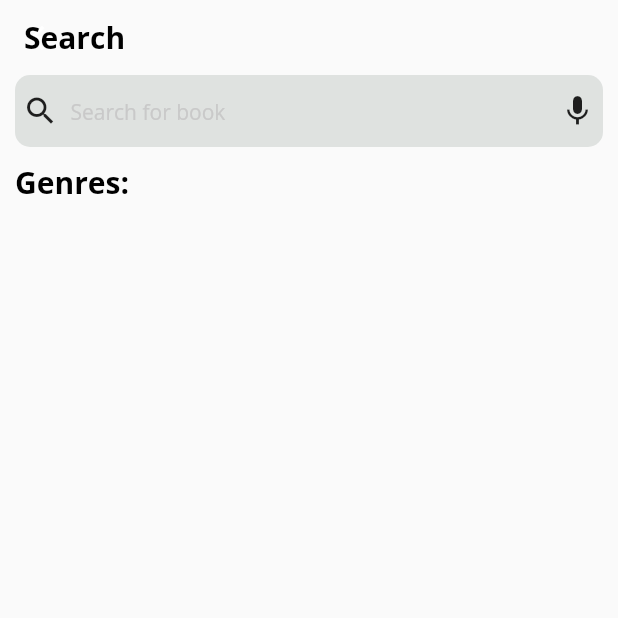
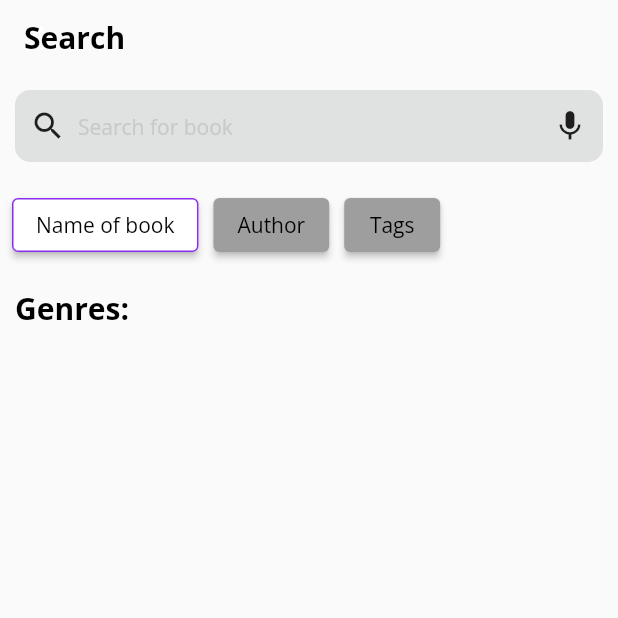
Before and after one commit to nhudang1511/e_book_app, a Flutter app: the SearchScreen screen opened by its route, on a phone screen of 412 x 824 dp, the top half of it. Run offline on Flutter 3.47's test engine with Material 2 defaults, Android fonts, the phone set to English and light mode, and no system bars; our stand-ins replace bloc, carousel_slider, cloud_firestore, equatable, firebase_core, flutter_bloc; accounts and stored records are empty.

Commit message:
finish search

```diff
--- /dev/null
+++ b/lib/screen/search/components/list_category_in_search.dart
@@ -0,0 +1,47 @@
+import 'package:flutter/material.dart';
+import 'package:flutter_bloc/flutter_bloc.dart';
+
+import '../../../blocs/category/category_bloc.dart';
+import '../../../widget/category_items/category_card.dart';
+import '../../../widget/widget.dart';
+
+class ListCategoryInSearch extends StatelessWidget {
+  const ListCategoryInSearch({
+    super.key,
+  });
+
+  @override
+  Widget build(BuildContext context) {
+    return Column(
+      children: [
+        SizedBox(height: 10),
+        SectionTitle(title: 'Genres: '),
+        BlocBuilder<CategoryBloc, CategoryState>(
+          builder: (context, state) {
+            if(state is CategoryLoading){
+              return Center(child: CircularProgressIndicator());
+            }
+            if(state is CategoryLoaded){
+              return Expanded(
+                child: GridView.count(
+                  crossAxisSpacing: 10,
+                  mainAxisSpacing: 10,
+                  padding: EdgeInsets.symmetric(vertical: 20, horizontal: 10),
+                  // Create a grid with 2 columns. If you change the scrollDirection to
+                  // horizontal, this produces 2 rows.
+                  crossAxisCount: 2,
+                  // Generate 100 widgets that display their index in the List.
+                  children: List.generate(state.categories.length, (index) {
+                    return CategoryCard(category: state.categories[index]);
+                  }),
+                ),
+              );
+            }
+            else{
+              return Text('Something went wrong');
+            }},
+        ),
+      ],
+    );
+  }
+}
--- a/lib/screen/search/search_screen.dart
+++ b/lib/screen/search/search_screen.dart
@@ -1,10 +1,10 @@
 import 'package:e_book_app/model/models.dart';
-import 'package:e_book_app/widget/category_items/category_card.dart';
+import 'package:e_book_app/widget/book_items/list_book_main.dart';
 import 'package:flutter/material.dart';
 import 'package:flutter_bloc/flutter_bloc.dart';
-
 import '../../blocs/blocs.dart';
 import '../../widget/widget.dart';
+import 'components/list_category_in_search.dart';
 
 class SearchScreen extends StatefulWidget {
   const SearchScreen({super.key});
@@ -22,82 +22,115 @@ class SearchScreen extends StatefulWidget {
 }
 
 class _SearchScreenState extends State<SearchScreen> {
+  String _searchText = "";
+  String _selectedSearchOption = "Name of book"; // Default search option
+  bool _hasSearched = false;
+  void _onSearchTextChanged(String newText) {
+    setState(() {
+      _searchText = newText;
+      _hasSearched = false;
+    });
+  }
+  List<Book> _performSearch(List<Book> books, List<Author> authors) {
+    List<Book> results = [];
+    if (_searchText.isEmpty) {
+      return results;
+    }
+    if (_selectedSearchOption == "Name of book") {
+      results = books
+          .where((book) => book.title.toLowerCase().contains(_searchText.toLowerCase()))
+          .toList();
+    }
+    else if (_selectedSearchOption == "Author") {
+      results = books
+          .where((book) {
+        // Tìm tác giả dựa trên fullName
+        Author? author = authors.firstWhere(
+                (author) => author.id.toLowerCase() == book.authodId.toLowerCase());
+        return author.fullName.toLowerCase().contains(_searchText.toLowerCase());
+      })
+          .toList();
+    }
+    else if (_selectedSearchOption == "Tags") {
+      results = books
+          .where((book) => book.categoryId.contains(_searchText.toLowerCase()))
+          .toList();
+    }
+    _hasSearched = true;
+    return results;
+  }
+
   @override
   Widget build(BuildContext context) {
     return Scaffold(
       appBar: CustomAppBar(title: 'Search'),
-      //bottomNavigationBar: CustomNavBar(initialIndex: 1,),
       body: Column(
-        children: [
-          SearchAnchor(
-            builder: (BuildContext context, SearchController controller) {
-              return Padding(
-                padding: const EdgeInsets.symmetric(horizontal: 10),
+        children: <Widget>[
+          Padding(
+            padding: const EdgeInsets.all(10.0),
             child: Container(
               decoration: BoxDecoration(
                   borderRadius: BorderRadius.circular(10.0),
-                    color: Color(0xFFDFE2E0)
-                    //border: Border.all(color: Colors.grey), // Đổi màu viền nếu cần
-                  ),
-                  padding: EdgeInsets.symmetric(horizontal: 5),
+                  color: Color(0xFFDFE2E0)),
+              child: Padding(
+                padding: const EdgeInsets.symmetric(horizontal: 10),
                 child: Row(
                   children: [
                     Icon(Icons.search),
                     SizedBox(width: 8.0),
                     Expanded(
                       child: TextField(
-                          controller: controller,
-                          onTap: () {
-                            controller.openView();
-                          },
+                        onChanged: _onSearchTextChanged,
                         decoration: InputDecoration(
                           border: InputBorder.none,
                           hintText: 'Search for book',
-                            hintStyle: Theme.of(context).textTheme.titleLarge!.copyWith(color: Color(0xFFC9C9C9))
+                          hintStyle: Theme.of(context).textTheme.titleLarge!.copyWith(color: Color(0xFFC9C9C9)),
                         ),
                       ),
                     ),
-                      Icon(Icons.mic),
+                    Icon(Icons.mic)
                   ],
                 ),
               ),
+            ),
+          ),
+          Padding(
+            padding: const EdgeInsets.all(8.0),
+            child: Row(
+              children: <Widget>[
+                _buildSearchOptionButton("Name of book"),
+                _buildSearchOptionButton("Author"),
+                _buildSearchOptionButton("Tags"),
+              ],
+            ),
+          ),
+          BlocBuilder<BookBloc, BookState>(
+            builder: (context, state) {
+              if (state is BookLoading){
+                return CircularProgressIndicator();
+              }
+              if(state is BookLoaded){
+                List<Book> book = state.books;
+                return BlocBuilder<AuthorBloc, AuthorState>(
+                  builder: (context, state) {
+                   if(state is AuthorLoaded){
+                     List<Book> searchResults = _performSearch(book, state.authors);
+                     return Expanded(
+                       child: _hasSearched == true ? SizedBox(
+                         height: 180,
+                         child: ListView.builder(
+                             scrollDirection: Axis.vertical,
+                             itemCount: searchResults.length,
+                             itemBuilder: (context,index){
+                               return BookCardMain(book: searchResults[index],);
+                             }),
+                       ) :  ListCategoryInSearch(),
                      );
+                   }
+                   else{
+                     return Text('Something went wrong');
+                   }
                     },
-            suggestionsBuilder: (BuildContext context, SearchController controller) {
-              return List<ListTile>.generate(5, (int index) {
-                final String item = 'item $index';
-                return ListTile(
-                  title: Text(item),
-                  onTap: () {
-                    setState(() {
-                      controller.closeView(item);
-                    });
-                  },
-                );
-              });
-            },
-          ),
-          SizedBox(height: 10),
-          SectionTitle(title: 'Genres: '),
-          BlocBuilder<CategoryBloc, CategoryState>(
-            builder: (context, state) {
-              if(state is CategoryLoading){
-                return Center(child: CircularProgressIndicator());
-              }
-              if(state is CategoryLoaded){
-                return Expanded(
-                  child: GridView.count(
-                    crossAxisSpacing: 10,
-                    mainAxisSpacing: 10,
-                    padding: EdgeInsets.symmetric(vertical: 20, horizontal: 10),
-                    // Create a grid with 2 columns. If you change the scrollDirection to
-                    // horizontal, this produces 2 rows.
-                    crossAxisCount: 2,
-                    // Generate 100 widgets that display their index in the List.
-                    children: List.generate(state.categories.length, (index) {
-                      return CategoryCard(category: state.categories[index]);
-                    }),
-                  ),
                 );
               }
               else{
@@ -105,7 +138,26 @@ class _SearchScreenState extends State<SearchScreen> {
               }},
           ),
         ],
-      )
+      ),
+    );
+  }
+
+  Widget _buildSearchOptionButton(String option) {
+    return Container(
+      margin: EdgeInsets.only(right: 10),
+      child: ElevatedButton(
+        onPressed: () {
+          setState(() {
+            _selectedSearchOption = option;
+          });
+        },
+        style: ElevatedButton.styleFrom(
+          primary: _selectedSearchOption == option ? Colors.white : Colors.grey,
+          side: _selectedSearchOption == option ? BorderSide(
+              width: 1,
+              color: Theme.of(context).colorScheme.primary) : null),
+        child: Text(option, style: TextStyle(color: Colors.black),),
+      ),
     );
   }
 }
```
Lines whose indentation alone changed are shown as unchanged.
